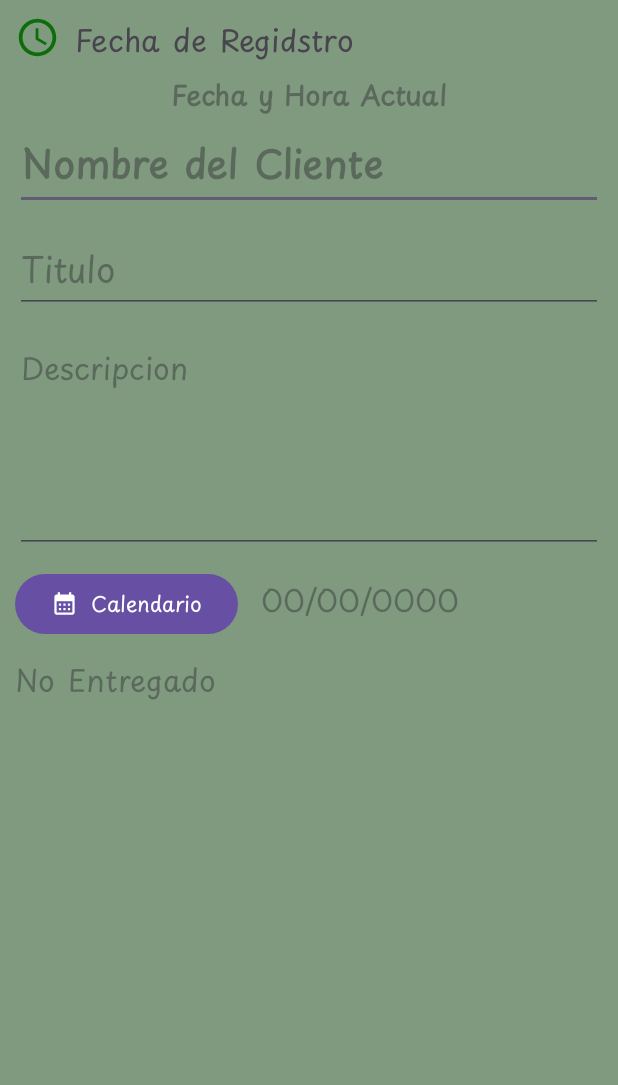
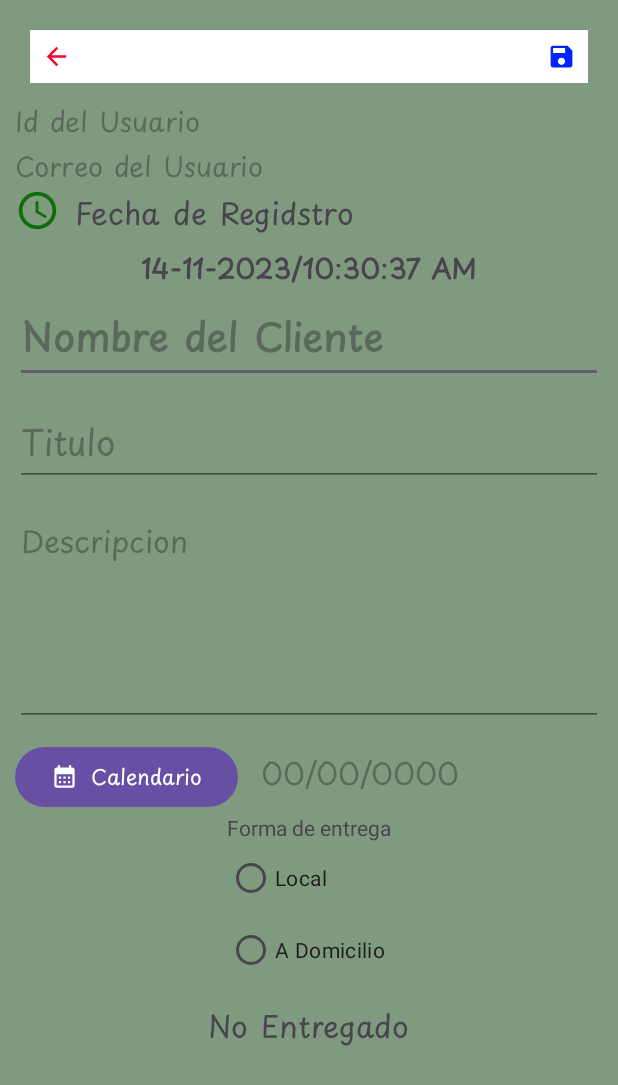
Before and after one commit to Xenia24/OrderEase, an Android app: the Agregar_Pedidos screen opened directly, with no data from a screen before it, on a phone screen of 412 x 824 dp. Shown: the top 1085 px of the screen. Run offline under Robolectric (Android 15) with nearby library versions, the light colour scheme and no system bars; our stand-ins replace Firebase (no records; nobody signed in at launch, a user with empty details on screens opened directly).

Commit message:
Diseños_agregarPedidos1

```diff
--- a/app/src/main/AndroidManifest.xml
+++ b/app/src/main/AndroidManifest.xml
@@ -28,7 +28,7 @@
             android:name=".Contactos.Agregar_Contactos"
             android:exported="false" />
         <activity
-            android:name=".Agregar_Pedido.Agregar_Pedidos"
+            android:name=".AgregarPedido.Agregar_Pedidos"
             android:exported="false" />
         <activity
             android:name=".Registro"
--- /dev/null
+++ b/app/src/main/java/com/example/agenda_panaderia/AgregarPedido/Agregar_Pedidos.java
@@ -0,0 +1,187 @@
+package com.example.agenda_panaderia.AgregarPedido;
+
+import androidx.annotation.NonNull;
+import androidx.appcompat.app.AppCompatActivity;
+
+import android.app.DatePickerDialog;
+import android.os.Bundle;
+import android.view.MenuItem;
+import android.view.View;
+import android.widget.Button;
+import android.widget.DatePicker;
+import android.widget.EditText;
+import android.widget.ImageButton;
+import android.widget.ImageView;
+import android.widget.RadioButton;
+import android.widget.RadioGroup;
+import android.widget.TextView;
+import android.widget.Toast;
+
+import com.example.agenda_panaderia.Objetos.Pedido;
+import com.example.agenda_panaderia.R;
+import com.google.firebase.database.DatabaseReference;
+import com.google.firebase.database.FirebaseDatabase;
+
+import java.text.SimpleDateFormat;
+import java.util.Calendar;
+import java.util.Locale;
+
+public class Agregar_Pedidos extends AppCompatActivity {
+TextView id_Usuario, Correo_usuario, Fecha_Actual, Fecha, Estado;
+EditText Descripcion, Titulo, Nombre_Cliente;
+Button Btn_Calendario;
+ImageView Btn_pedido;
+    private RadioGroup formaRadioGroup;
+    private RadioButton localRadioButton;
+    private RadioButton domicilioRadioButton;
+int dia, mes, year;
+DatabaseReference BD_firebase;
+    @Override
+    protected void onCreate(Bundle savedInstanceState) {
+        super.onCreate(savedInstanceState);
+        setContentView(R.layout.activity_agregar_pedidos);
+
+        InicializarVariables();
+        Obtenerdatos();
+        Obtener_Fecha();
+        agregarpedido();
+
+        Btn_Calendario.setOnClickListener(new View.OnClickListener() {
+
+            @Override
+            public void onClick(View view) {
+                final Calendar calendario = Calendar.getInstance();
+
+                dia= calendario.get(Calendar.DAY_OF_MONTH);
+                mes= calendario.get(Calendar.MONTH);
+                year= calendario.get(Calendar.YEAR);
+
+                DatePickerDialog datePickerDialog= new DatePickerDialog(Agregar_Pedidos.this, new DatePickerDialog.OnDateSetListener() {
+                    @Override
+                    public void onDateSet(DatePicker datePicker, int yearselect, int messelect, int diaselect) {
+                        // Crear un objeto Calendar con la fecha seleccionada
+                        Calendar fechaSeleccionada = Calendar.getInstance();
+                        fechaSeleccionada.set(yearselect, messelect, diaselect);
+
+                        // Obtener la fecha actual
+                        Calendar fechaActual = Calendar.getInstance();
+                        if (fechaSeleccionada.after(fechaActual)) {
+
+                            String diaFormat, mesFormat;
+
+                            if (diaselect < 10) {
+                                diaFormat = "0" + String.valueOf(diaselect);
+                            } else {
+                                diaFormat = String.valueOf(diaselect);
+                            }
+
+                            int Mes = messelect + 1;
+
+                            if (mes < 10) {
+                                mesFormat = "0" + String.valueOf(Mes);
+                            } else {
+                                mesFormat = String.valueOf(Mes);
+                            }
+
+                            Fecha.setText(diaFormat + "/" + mesFormat + "/" + yearselect);
+                        }
+                        else {
+                            Toast.makeText(Agregar_Pedidos.this, "La fecha no puede ser anterior a la fecha actual", Toast.LENGTH_SHORT).show();
+                        }
+                    }
+
+                }
+                ,year,mes,dia);
+
+                    datePickerDialog.show();
+
+
+            }
+        });
+        Btn_pedido.setOnClickListener(new View.OnClickListener() {
+
+            @Override
+            public void onClick(View view) {
+                agregarpedido();
+            }
+        });
+
+    }
+    private void InicializarVariables() {
+        id_Usuario = findViewById(R.id.id_Usuario);
+        Correo_usuario=findViewById(R.id.Correo_usuario);
+        Fecha_Actual=findViewById(R.id.Fecha_Actual);
+        Fecha=findViewById(R.id.Fecha);
+        Estado=findViewById(R.id.Estado);
+        Descripcion=findViewById(R.id.Descripcion);
+        Titulo=findViewById(R.id.Titulo);
+        Nombre_Cliente=findViewById(R.id.Nombre_Cliente);
+        Btn_Calendario=findViewById(R.id.Btn_Calendario);
+        formaRadioGroup = findViewById(R.id.formaRadioGroup);
+        localRadioButton = findViewById(R.id.Local);
+        domicilioRadioButton = findViewById(R.id.Domicilio);
+        BD_firebase=FirebaseDatabase.getInstance().getReference();
+        Btn_pedido=findViewById(R.id.Agregar_Pedido);
+
+
+    }
+    private void agregarpedido(){
+        String uid_usuario = id_Usuario.getText().toString();
+        String correo= Correo_usuario.getText().toString();
+        String fecha_actual=Fecha_Actual.getText().toString();
+        String fecha=Fecha.getText().toString();
+        String estado=Estado.getText().toString();
+        String titulo=Titulo.getText().toString();
+        String descrip=Descripcion.getText().toString();
+        String Nombre=Nombre_Cliente.getText().toString();
+        String domicilio=domicilioRadioButton.getText().toString();
+        String local= localRadioButton.getText().toString();
+
+
+        if(uid_usuario.equals("") || correo.equals("") || fecha_actual.equals("") || titulo.equals("") ||
+                descrip.equals("") || fecha.equals("") || estado.equals("") || Nombre.equals("") ||
+                domicilio.equals("") || local.equals("") || formaRadioGroup.getCheckedRadioButtonId() == -1) {
+
+            Toast.makeText(this, "Por favor, llene todos los campos y seleccione una forma de entrega", Toast.LENGTH_SHORT).show();
+
+        } else {
+
+            int radioButtonId = formaRadioGroup.getCheckedRadioButtonId();
+
+            String formaEntrega = "";
+            if (radioButtonId == R.id.Local) {
+                formaEntrega = "Local";
+            } else if (radioButtonId == R.id.Domicilio) {
+                formaEntrega = "Domicilio";
+            }
+
+
+            Pedido pedido = new Pedido(correo + "/" + fecha_actual, uid_usuario, correo, fecha_actual,
+                    titulo, descrip, fecha, domicilio, local, formaEntrega);
+
+            String pedido_cliente = BD_firebase.push().getKey();
+            String nombre_BD = "Pedidos_echos";
+            BD_firebase.child(nombre_BD).child(pedido_cliente).setValue(pedido);
+
+            Toast.makeText(this, "Pedido Realizado", Toast.LENGTH_SHORT).show();
+            onBackPressed();
+        }
+    }
+    private void Obtener_Fecha(){
+        String Fecha_hora_registro = new SimpleDateFormat("dd-MM-yyyy/HH:mm:ss a",
+                Locale.getDefault()).format(System.currentTimeMillis());
+        //EJEMPLO: 13-11-2022/06:30:20 pm
+        Fecha_Actual.setText(Fecha_hora_registro);
+    }
+
+
+private void Obtenerdatos() {
+
+        String uid_recuperado= getIntent().getStringExtra("Uid");
+        String email_recuperado= getIntent().getStringExtra("Correo");
+
+       id_Usuario.setText(uid_recuperado);
+       Correo_usuario.setText(email_recuperado);
+
+    }
+}
--- a/app/src/main/java/com/example/agenda_panaderia/Agregar_Pedido/Agregar_Pedidos.java
+++ /dev/null
@@ -1,47 +0,0 @@
-package com.example.agenda_panaderia.Agregar_Pedido;
-
-import androidx.appcompat.app.AppCompatActivity;
-
-import android.content.Intent;
-import android.os.Bundle;
-import android.widget.Button;
-import android.widget.EditText;
-import android.widget.TextView;
-
-import com.example.agenda_panaderia.R;
-
-public class Agregar_Pedidos extends AppCompatActivity {
-TextView id_Usuario, Correo_usuario, Fecha_Actual, Fecha, Estado;
-EditText Descripcion, Titulo, Nombre_Cliente;
-Button Btn_Calendario;
-    @Override
-    protected void onCreate(Bundle savedInstanceState) {
-        super.onCreate(savedInstanceState);
-        setContentView(R.layout.activity_agregar_pedidos);
-
-        InicializarVariables();
-        Obtenerdatos();
-    }
-    private void InicializarVariables() {
-        id_Usuario = findViewById(R.id.Uid_Usuario);
-        Correo_usuario=findViewById(R.id.Correo_usuario);
-        Fecha_Actual=findViewById(R.id.Fecha_Actual);
-        Fecha=findViewById(R.id.Fecha);
-        Estado=findViewById(R.id.Estado);
-        Descripcion=findViewById(R.id.Descripcion);
-        Titulo=findViewById(R.id.Titulo);
-        Nombre_Cliente=findViewById(R.id.Nombre_Cliente);
-        Btn_Calendario=findViewById(R.id.Btn_Calendario);
-    }
-
-
-    protected void Obtenerdatos() {
-
-        String uid_recuperado= getIntent().getStringExtra("Uid");
-        String email_recuperado= getIntent().getStringExtra("Correo");
-
-        id_Usuario.setText(uid_recuperado);
-        Correo_usuario.setText(email_recuperado);
-
-    }
-}
--- a/app/src/main/java/com/example/agenda_panaderia/Menu_Principal.java
+++ b/app/src/main/java/com/example/agenda_panaderia/Menu_Principal.java
@@ -16,7 +16,8 @@ import androidx.appcompat.app.AlertDialog;
 import androidx.appcompat.app.AppCompatActivity;
 import androidx.appcompat.widget.LinearLayoutCompat;
 
-import com.example.agenda_panaderia.Agregar_Pedido.Agregar_Pedidos;
+import com.example.agenda_panaderia.AgregarPedido.Agregar_Pedidos;
+
 import com.example.agenda_panaderia.Contactos.Listar_Contactos;
 import com.example.agenda_panaderia.Listar_Pedidos.Listar_Pedidos;
 import com.google.android.gms.tasks.OnFailureListener;
--- /dev/null
+++ b/app/src/main/res/drawable/save.xml
@@ -0,0 +1,5 @@
+<vector android:height="24dp" android:tint="#0022FF"
+    android:viewportHeight="24" android:viewportWidth="24"
+    android:width="24dp" xmlns:android="http://schemas.android.com/apk/res/android">
+    <path android:fillColor="@android:color/white" android:pathData="M17,3L5,3c-1.11,0 -2,0.9 -2,2v14c0,1.1 0.89,2 2,2h14c1.1,0 2,-0.9 2,-2L21,7l-4,-4zM12,19c-1.66,0 -3,-1.34 -3,-3s1.34,-3 3,-3 3,1.34 3,3 -1.34,3 -3,3zM15,9L5,9L5,5h10v4z"/>
+</vector>
--- a/app/src/main/res/layout/activity_agregar_pedidos.xml
+++ b/app/src/main/res/layout/activity_agregar_pedidos.xml
@@ -5,7 +5,9 @@
     android:layout_width="match_parent"
     android:layout_height="match_parent"
     android:background="@color/verde"
-    tools:context=".Agregar_Pedido.Agregar_Pedidos">
+    tools:context=".AgregarPedido.Agregar_Pedidos">
+
+
 
     <androidx.appcompat.widget.LinearLayoutCompat
         android:layout_width="match_parent"
@@ -13,10 +15,43 @@
         android:orientation="vertical"
         android:padding="10dp">
 
+        <androidx.constraintlayout.widget.ConstraintLayout
+            android:layout_width="match_parent"
+            android:layout_height="35dp"
+            android:layout_marginStart="10dp"
+            android:layout_marginTop="10dp"
+            android:layout_marginEnd="10dp"
+            android:layout_marginBottom="10dp"
+            android:background="@color/white"
+            app:layout_constraintEnd_toEndOf="parent"
+            app:layout_constraintTop_toTopOf="parent">
+
+            <ImageView
+                android:id="@+id/regresar"
+                android:layout_width="35dp"
+                android:layout_height="35dp"
+                android:padding="8dp"
+                android:src="@drawable/atras"
+                app:layout_constraintStart_toStartOf="parent"
+                app:layout_constraintTop_toTopOf="parent"
+                />
+
+            <ImageView
+                android:id="@+id/Agregar_Pedido"
+                android:layout_width="35dp"
+                android:layout_height="35dp"
+                android:padding="8dp"
+                android:src="@drawable/save"
+                app:layout_constraintEnd_toEndOf="parent"
+                app:layout_constraintTop_toTopOf="parent"
+                />
+        </androidx.constraintlayout.widget.ConstraintLayout>
+
+
         <!--id del usuario -->
         <TextView
             android:hint="@string/id_Usuario"
-            android:visibility="gone"
+            android:visibility="visible"
             android:id="@+id/id_Usuario"
             android:layout_width="wrap_content"
             android:layout_height="wrap_content"
@@ -28,7 +63,7 @@
             android:layout_width="wrap_content"
             android:hint="@string/Correo_usuario"
             android:id="@+id/Correo_usuario"
-            android:visibility="gone"
+            android:visibility="visible"
             android:layout_height="wrap_content"
             android:textSize="18sp"
             android:fontFamily="@font/variablefont_wght"/>
@@ -124,15 +159,43 @@
 
         </androidx.appcompat.widget.LinearLayoutCompat>
 
+
+        <RadioGroup
+            android:layout_width="wrap_content"
+            android:id="@+id/formaRadioGroup"
+            android:layout_height="match_parent"
+            android:layout_gravity="center">
+
+            <TextView
+                android:layout_width="match_parent"
+                android:layout_height="wrap_content"
+                android:text="@string/TextoR"/>
+
+            <RadioButton
+                android:id="@+id/Local"
+                android:layout_width="match_parent"
+                android:layout_height="wrap_content"
+                android:text="@string/Radio2" />
+
+            <RadioButton
+                android:id="@+id/Domicilio"
+                android:layout_width="match_parent"
+                android:layout_height="wrap_content"
+                android:text="@string/Radio1" />
+        </RadioGroup>
+
         <!--VISUALIZAR ESTADO-->
         <TextView
             android:layout_width="wrap_content"
             android:layout_height="wrap_content"
-            android:hint="@string/Estado"
+            android:text="@string/Estado"
             android:id="@+id/Estado"
             android:textSize="20sp"
             android:layout_marginTop="10dp"
+            android:layout_gravity="center"
             android:fontFamily="@font/variablefont_wght"/>
+
+
 
     </androidx.appcompat.widget.LinearLayoutCompat>
 
--- a/app/src/main/res/values/strings.xml
+++ b/app/src/main/res/values/strings.xml
@@ -64,6 +64,10 @@
     <string name="Descripcion_Item">Descripcion</string>
     <string name="Fecha_Item">00/00/0000</string>
     <string name="Estado_Item">No Entregado</string>
+    <string name="TextoR">Forma de entrega</string>
+    <string name="Radio1">A Domicilio</string>
+    <string name="Radio2">Local</string>
+
 
     <!--        CUADRO DE DIALOGO-->
     <string name="ElijaOpcion">Elija una Opcion</string>
```
Also changed, not shown: app/src/main/java/com/example/agenda_panaderia/Objetos/Pedido.java (added, +120 -0 lines).
